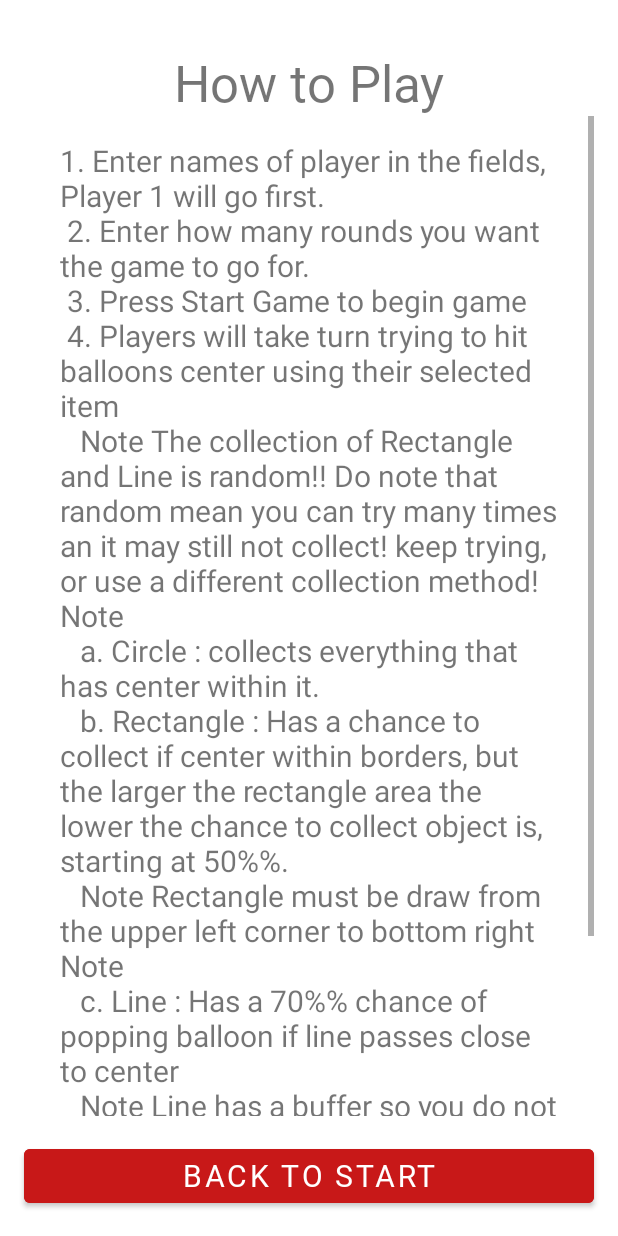
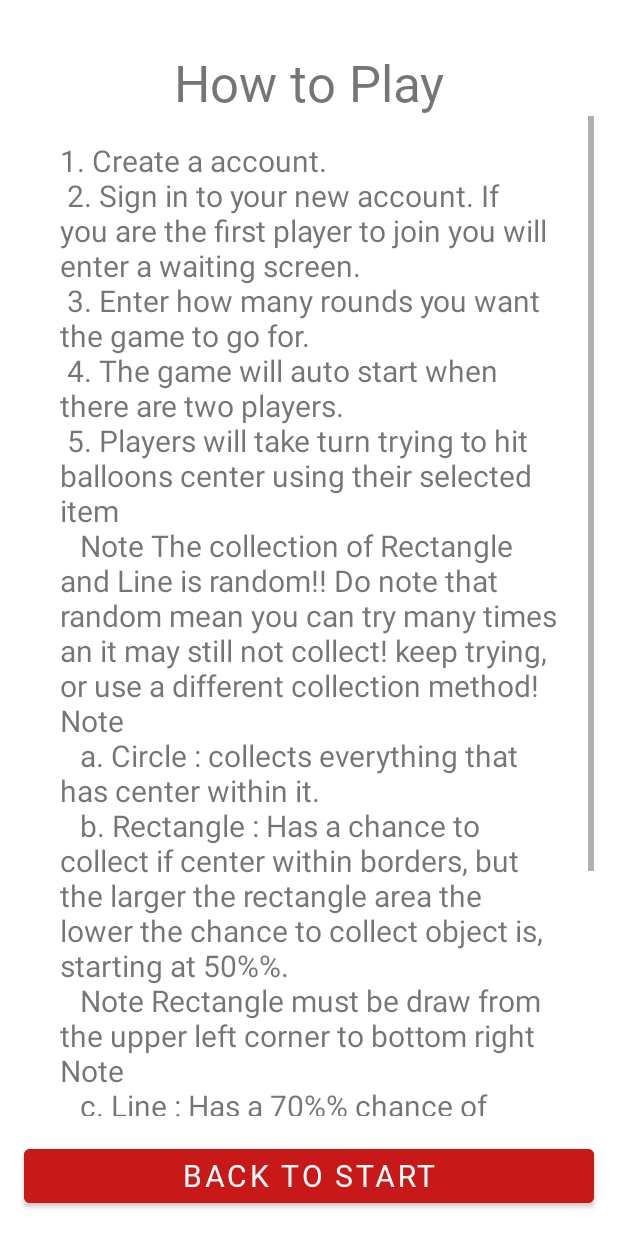
Before and after one commit to South-Dakota-Mines-Mobile-Development/OdeToBalloonsTowerDefence, an Android app: the HowToActivity screen opened directly, with no data from a screen before it, on a phone screen of 412 x 824 dp. Run offline under Robolectric (Android 15) with nearby library versions, the phone set to English and light mode, and no system bars.

Commit message:
Updated the how to play string

```diff
--- a/OdeToBallonsTowerDefence/app/src/main/res/values/strings.xml
+++ b/OdeToBallonsTowerDefence/app/src/main/res/values/strings.xml
@@ -25,10 +25,11 @@
     <string name="howToBackBtn">Back to Start</string>
     <string name="howToPlayActivityBtn">How To Play</string>
     <string name="howToPlayText">
-        1. Enter names of player in the fields, Player 1 will go first.\n
-        2. Enter how many rounds you want the game to go for.\n
-        3. Press "Start Game" to begin game\n
-        4. Players will take turn trying to hit balloons center using their selected item\n
+        1. Create a account.\n
+        2. Sign in to your new account. If you are the first player to join you will enter a waiting screen.\n
+        3. Enter how many rounds you want the game to go for.\n
+        4. The game will auto start when there are two players.\n
+        5. Players will take turn trying to hit balloons center using their selected item\n
         \tNote The collection of Rectangle and Line is random!! Do note that random mean you can
             try many times an it may still not collect! keep trying, or use a different
             collection method! Note\n
@@ -38,8 +39,8 @@
             \tNote Rectangle must be draw from the upper left corner to bottom right Note\n
             \tc. Line : Has a 70%% chance of popping balloon if line passes close to center\n
             \tNote Line has a buffer so you do not be directly on it extends out perpendicular to the line Note\n
-        5. Game is over when the number of rounds have been reached, or their is no balloons left on screen\n
-        6. Start over!
+        6. Game is over when the number of rounds have been reached, or their is no balloons left on screen\n
+        7. Start over!
     </string>
     <string name="game_over">Game Over!</string>
     <string name="FinalScoreP2">0</string>
@@ -64,4 +65,5 @@
     <string name="remember_me">Remember Me</string>
     <string name="screen_name">Screen Name</string>
     <string name="wait_p1">Waiting for player 2</string>
+    <string name="how_to_play">How To Play</string>
 </resources>
```
